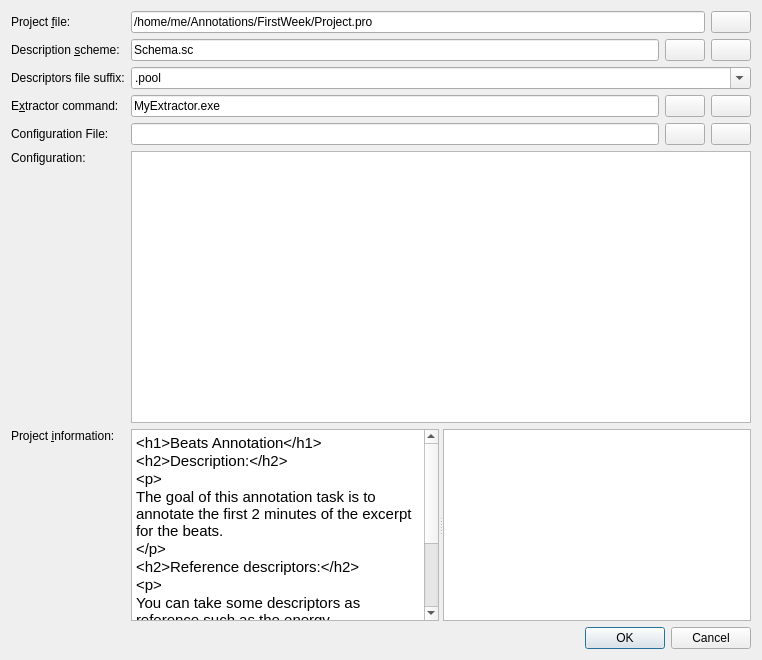
Old version of the form Annotator/src/ProjectEditor.ui in the repository clam-project/clam.
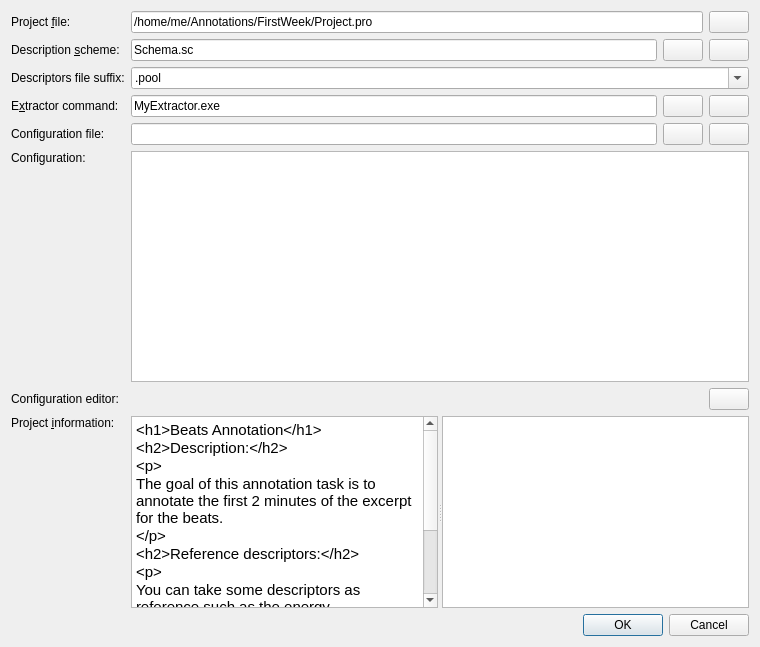
New version of the form. Icons and pictures are not drawn.

```diff
--- a/Annotator/src/ProjectEditor.ui
+++ b/Annotator/src/ProjectEditor.ui
@@ -5,14 +5,14 @@
    <rect>
     <x>0</x>
     <y>0</y>
-    <width>762</width>
-    <height>660</height>
+    <width>760</width>
+    <height>647</height>
    </rect>
   </property>
   <property name="windowTitle" >
    <string>Project Properties</string>
   </property>
-  <layout class="QGridLayout" >
+  <layout class="QFormLayout" name="formLayout" >
    <item row="0" column="0" >
     <widget class="QLabel" name="label_5" >
      <property name="text" >
@@ -28,16 +28,7 @@
      <property name="spacing" >
       <number>6</number>
      </property>
-     <property name="leftMargin" >
-      <number>0</number>
-     </property>
-     <property name="topMargin" >
-      <number>0</number>
-     </property>
-     <property name="rightMargin" >
-      <number>0</number>
-     </property>
-     <property name="bottomMargin" >
+     <property name="margin" >
       <number>0</number>
      </property>
      <item>
@@ -187,7 +178,7 @@
    <item row="4" column="0" >
     <widget class="QLabel" name="label_6" >
      <property name="text" >
-      <string>Configuration File:</string>
+      <string>Configuration file:</string>
      </property>
     </widget>
    </item>
@@ -196,16 +187,7 @@
      <property name="spacing" >
       <number>6</number>
      </property>
-     <property name="leftMargin" >
-      <number>0</number>
-     </property>
-     <property name="topMargin" >
-      <number>0</number>
-     </property>
-     <property name="rightMargin" >
-      <number>0</number>
-     </property>
-     <property name="bottomMargin" >
+     <property name="margin" >
       <number>0</number>
      </property>
      <item>
@@ -250,7 +232,8 @@
    <item row="5" column="1" >
     <widget class="QTextEdit" name="configurationInfo" >
      <property name="html" >
-      <string>&lt;html>&lt;head>&lt;meta name="qrichtext" content="1" />&lt;style type="text/css">
+      <string>&lt;!DOCTYPE HTML PUBLIC "-//W3C//DTD HTML 4.0//EN" "http://www.w3.org/TR/REC-html40/strict.dtd">
+&lt;html>&lt;head>&lt;meta name="qrichtext" content="1" />&lt;style type="text/css">
 p, li { white-space: pre-wrap; }
 &lt;/style>&lt;/head>&lt;body style=" font-family:'宋体'; font-size:9pt; font-weight:400; font-style:normal;">
 &lt;p style="-qt-paragraph-type:empty; margin-top:0px; margin-bottom:0px; margin-left:0px; margin-right:0px; -qt-block-indent:0; text-indent:0px;">&lt;/p>&lt;/body>&lt;/html></string>
@@ -261,6 +244,41 @@
     </widget>
    </item>
    <item row="6" column="0" >
+    <widget class="QLabel" name="label_8" >
+     <property name="text" >
+      <string>Configuration editor:</string>
+     </property>
+    </widget>
+   </item>
+   <item row="6" column="1" >
+    <layout class="QHBoxLayout" name="horizontalLayout" >
+     <item>
+      <spacer name="horizontalSpacer" >
+       <property name="orientation" >
+        <enum>Qt::Horizontal</enum>
+       </property>
+       <property name="sizeHint" stdset="0" >
+        <size>
+         <width>288</width>
+         <height>20</height>
+        </size>
+       </property>
+      </spacer>
+     </item>
+     <item>
+      <widget class="QPushButton" name="graphicalEditButton" >
+       <property name="toolTip" >
+        <string>Edit the configuration file</string>
+       </property>
+       <property name="icon" >
+        <iconset resource="images.qrc" >
+         <normaloff>:/icons/images/edit.png</normaloff>:/icons/images/edit.png</iconset>
+       </property>
+      </widget>
+     </item>
+    </layout>
+   </item>
+   <item row="7" column="0" >
     <widget class="QLabel" name="label" >
      <property name="text" >
       <string>Project &amp;information: </string>
@@ -273,14 +291,15 @@
      </property>
     </widget>
    </item>
-   <item row="6" column="1" >
+   <item row="7" column="1" >
     <widget class="QSplitter" name="splitter" >
      <property name="orientation" >
       <enum>Qt::Horizontal</enum>
      </property>
      <widget class="QTextEdit" name="projectInfo" >
       <property name="html" >
-       <string>&lt;html>&lt;head>&lt;meta name="qrichtext" content="1" />&lt;style type="text/css">
+       <string>&lt;!DOCTYPE HTML PUBLIC "-//W3C//DTD HTML 4.0//EN" "http://www.w3.org/TR/REC-html40/strict.dtd">
+&lt;html>&lt;head>&lt;meta name="qrichtext" content="1" />&lt;style type="text/css">
 p, li { white-space: pre-wrap; }
 &lt;/style>&lt;/head>&lt;body style=" font-family:'宋体'; font-size:9pt; font-weight:400; font-style:normal;">
 &lt;p style=" margin-top:0px; margin-bottom:0px; margin-left:0px; margin-right:0px; -qt-block-indent:0; text-indent:0px; font-family:'Sans Serif'; font-size:11pt;">&amp;lt;h1&amp;gt;Beats Annotation&amp;lt;/h1&amp;gt;&lt;/p>
@@ -302,10 +321,10 @@
      <widget class="QTextBrowser" name="htmlPreview" />
     </widget>
    </item>
-   <item row="7" column="0" colspan="2" >
+   <item row="8" column="1" >
     <widget class="QDialogButtonBox" name="buttonBox" >
      <property name="standardButtons" >
-      <set>QDialogButtonBox::Cancel|QDialogButtonBox::NoButton|QDialogButtonBox::Ok</set>
+      <set>QDialogButtonBox::Cancel|QDialogButtonBox::Ok</set>
      </property>
     </widget>
    </item>
```
Left out of the diff: 43 changed lines with no effect on the pictures.
